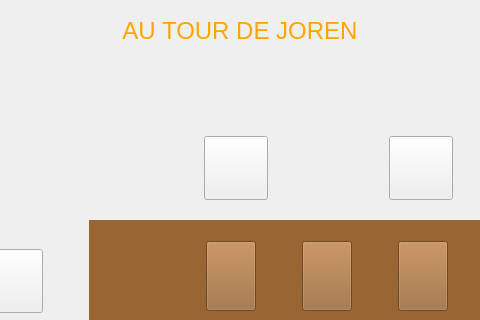
Qt form test_craig/plateau.ui (gbequet/time_bomb) before a commit; both pictures show x 171 to 651 and y 0 to 320 of the 1000 by 696 pixel window.
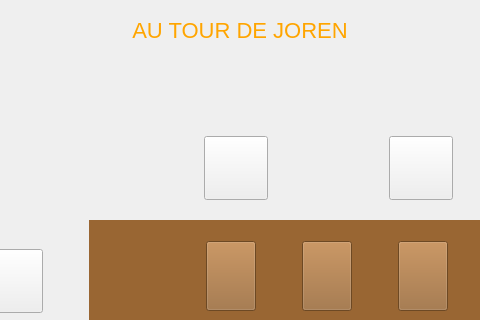
The same form after that commit. Icons and pictures are not drawn.

Commit message: Update du joueur à qui c'est le tour dans le label Joueur sélectionné entouré en orange Table vide en début de partie

```diff
--- a/test_craig/plateau.ui
+++ b/test_craig/plateau.ui
@@ -109,7 +109,7 @@
       <property name="styleSheet">
        <string notr="true">border-image : url(:/images/titles/title-frame.png);
 color:orange;
-font-size:24px;</string>
+font-size:22px;</string>
       </property>
       <property name="text">
        <string>AU TOUR DE JOREN</string>
```
Left out of the diff: 4 changed lines with no effect on the pictures. The commit also changes 5 other files.
